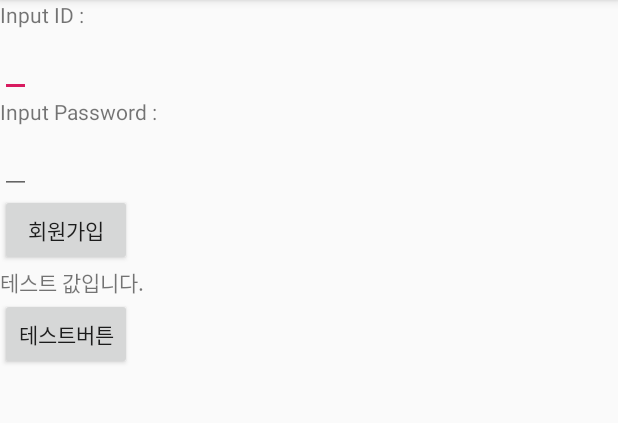
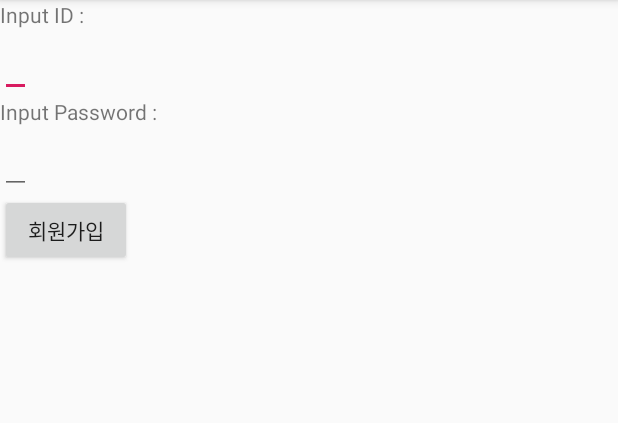
Before and after one commit to JHLee0211/UEx, an Android app: the screen it shows after launch (SignUpActivity), after a tap on "회원가입", on a phone screen of 412 x 824 dp, the part 84-507 px from its top. Run offline under Robolectric (Android 15) with nearby library versions, the phone set to English and light mode, and no system bars.

Commit message:
19/08/21 22:34

```diff
--- a/demo_94/app/src/main/java/com/example/Activity/LoginActivity.java
+++ b/demo_94/app/src/main/java/com/example/Activity/LoginActivity.java
@@ -30,7 +30,7 @@ public class LoginActivity extends AppCompatActivity {
     private Button btn_login;
     private EditText id, password;
     private TextView testview;
-    private String curip = "70.12.227.10";
+    private String curip = new getIP().getInstance();
     @Override
     protected void onCreate(Bundle savedInstanceState) {
         super.onCreate(savedInstanceState);
--- a/demo_94/app/src/main/java/com/example/Activity/MainActivity.java
+++ b/demo_94/app/src/main/java/com/example/Activity/MainActivity.java
@@ -29,7 +29,7 @@ import java.util.HashMap;
 
 public class MainActivity extends AppCompatActivity {
     private Button btn_result, btn_login, btn_signup;
-    private String curip = "70.12.227.10";
+    private String curip = new getIP().getInstance();
 
     private static final String TAG_RESULTS = "result";
     private static final String TAG_ID = "id";
--- a/demo_94/app/src/main/java/com/example/Activity/SignUpActivity.java
+++ b/demo_94/app/src/main/java/com/example/Activity/SignUpActivity.java
@@ -1,7 +1,9 @@
 package com.example.Activity;
 
+import androidx.appcompat.app.AlertDialog;
 import androidx.appcompat.app.AppCompatActivity;
 
+import android.content.DialogInterface;
 import android.content.Intent;
 import android.os.Bundle;
 import android.util.Log;
@@ -17,9 +19,8 @@ import java.net.MalformedURLException;
 
 public class SignUpActivity extends AppCompatActivity {
     private EditText id, password;
-    private Button btn_signup, btn_test;
-    private String curip = "70.12.227.10";
-    private TextView test;
+    private Button btn_signup;
+    private String curip = new getIP().getInstance();
 
     @Override
     protected void onCreate(Bundle savedInstanceState) {
@@ -32,27 +33,37 @@ public class SignUpActivity extends AppCompatActivity {
         id = (EditText)findViewById(R.id.signup_edit_id);
         password = (EditText)findViewById(R.id.signup_edit_password);
         btn_signup = (Button)findViewById(R.id.signup_button_signupButton);
-        test = (TextView)findViewById(R.id.signup_text_textText);
-        btn_test = (Button)findViewById(R.id.signup_button_testButton);
-
-        btn_test.setOnClickListener(new View.OnClickListener() {
-            @Override
-            public void onClick(View view) {
-                test.setText("성공");
-            }
-        });
 
         btn_signup.setOnClickListener(new View.OnClickListener() {
             public void onClick(View v) {
-                test.setText("성공");
                 try {
                     PHPRequest request = new PHPRequest("http://"+curip+"/SSAFYProject/customerinformation_insert.php");
                     String result = request.PhPtest(String.valueOf(id.getText()),String.valueOf(password.getText()));
                     if(result.equals("1")){
                         Toast.makeText(getApplication(),"들어감",Toast.LENGTH_SHORT).show();
+                        AlertDialog.Builder alert = new AlertDialog.Builder(SignUpActivity.this);
+                        alert.setTitle("Error");
+                        alert.setMessage("회원가입에 성공했습니다.");
+                        alert.setPositiveButton("확인", new DialogInterface.OnClickListener() {
+                            @Override
+                            public void onClick(DialogInterface dialogInterface, int i) {
+                                Intent intent = new Intent(getApplicationContext(), MainActivity.class);
+                                startActivity(intent);
+                            }
+                        });
+                        alert.show();
                     }
                     else{
                         Toast.makeText(getApplication(),"안 들어감",Toast.LENGTH_SHORT).show();
+                        AlertDialog.Builder alert = new AlertDialog.Builder(SignUpActivity.this);
+                        alert.setTitle("Error");
+                        alert.setMessage("회원가입에 실패했습니다.");
+                        alert.setPositiveButton("확인", new DialogInterface.OnClickListener() {
+                            @Override
+                            public void onClick(DialogInterface dialogInterface, int i) {
+                            }
+                        });
+                        alert.show();
                     }
                 }
                 catch (MalformedURLException e) {
--- /dev/null
+++ b/demo_94/app/src/main/java/com/example/Activity/getIP.java
@@ -0,0 +1,13 @@
+package com.example.Activity;
+
+public class getIP {
+    private String curip;
+
+    public getIP() {
+        this.curip = "192.168.0.9";
+    }
+
+    public String getInstance() {
+        return curip;
+    }
+}
--- a/demo_94/app/src/main/res/layout/activity_sign_up.xml
+++ b/demo_94/app/src/main/res/layout/activity_sign_up.xml
@@ -38,16 +38,4 @@
         android:layout_height="wrap_content"
         android:text="회원가입" />
 
-    <TextView
-        android:id="@+id/signup_text_textText"
-        android:text="테스트 값입니다."
-        android:layout_width="wrap_content"
-        android:layout_height="wrap_content" />
-
-    <Button
-        android:id="@+id/signup_button_testButton"
-        android:text="테스트버튼"
-        android:layout_width="wrap_content"
-        android:layout_height="wrap_content" />
-
 </LinearLayout>
```
